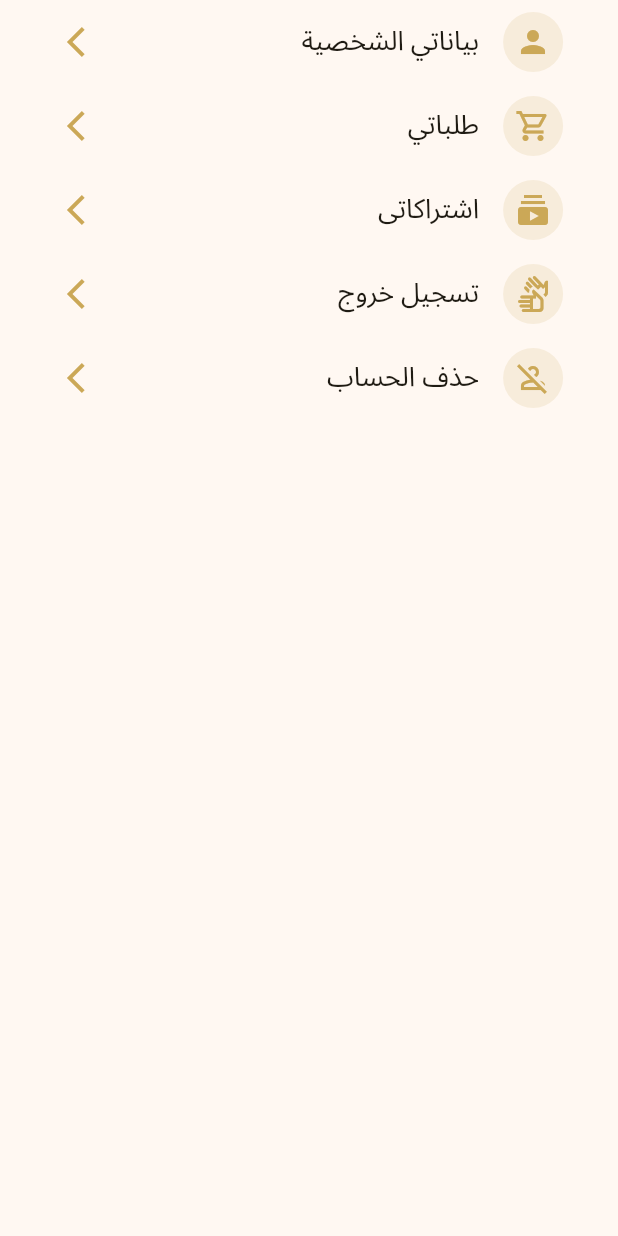
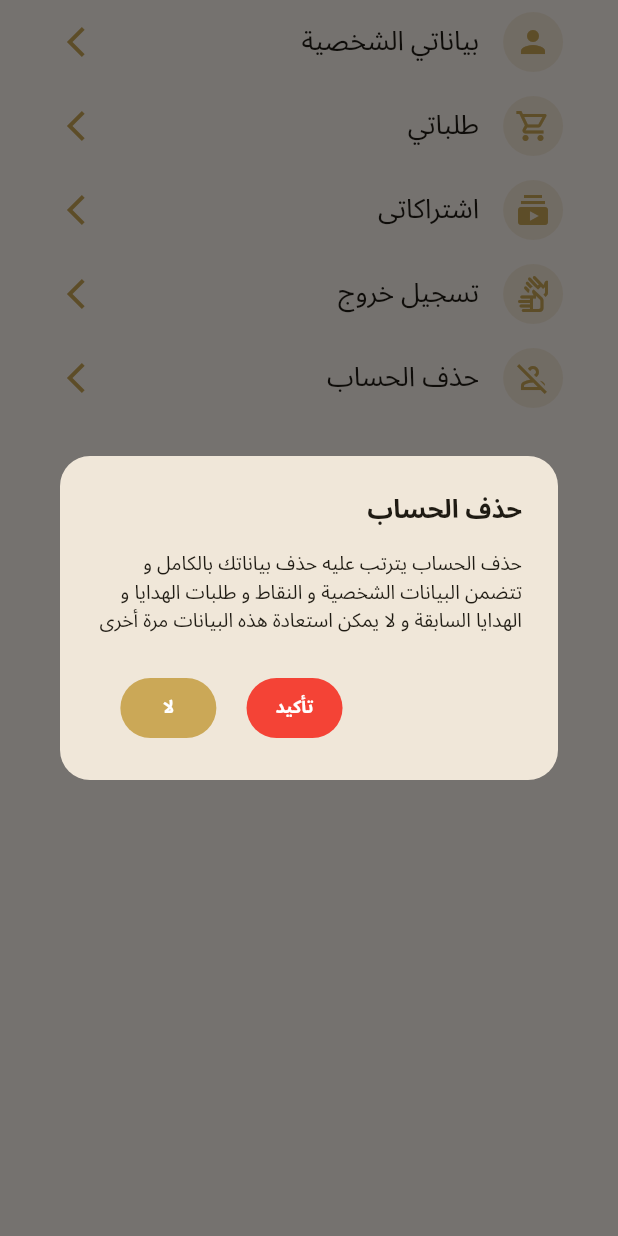
Before and after one commit to AhmedMagdy231/Saico-Academy, a Flutter app: the StudentMainProfileWidget widget shown alone on an empty page, opened directly, after a tap on "حذف الحساب", on a phone screen of 412 x 824 dp. Run offline on Flutter 3.47's test engine with Material 2 defaults, Android fonts, the light colour scheme and no system bars; our stand-ins replace animate_do, avatar_glow, awesome_dialog, awesome_snackbar_content, badges, bloc and 20 more; missing offline and left inert: awesome_icons, syncfusion_flutter_pdfviewer, tab_container; accounts and stored records are empty; network calls fail.

Commit message:
add text file

```diff
--- a/lib/Screens/Main Profile/widgets/build_student_widget.dart
+++ b/lib/Screens/Main Profile/widgets/build_student_widget.dart
@@ -1,7 +1,11 @@
 import 'package:flutter/material.dart';
 
+import '../../../Components/Text/text.dart';
 import '../../../Components/components.dart';
+import '../../../Constant/Colors/colors.dart';
+import '../../../Cubits/App Cubit/app_cubit.dart';
 import '../../../Cubits/Subscribtion Cubit/sub_cubit.dart';
+import '../../../Network/Local/CashHelper.dart';
 import '../../Profile Screen/profile_screen.dart';
 import '../../Student Subscription/student_subscription_screen.dart';
 import 'build_list_title.dart';
@@ -31,9 +35,93 @@ class StudentMainProfileWidget extends StatelessWidget {
             },
           ),
 
-          BuildListTitle(text: 'تسجيل خروج', icon: Icons.sign_language_outlined, function: (){}),
+          BuildListTitle(text: 'تسجيل خروج', icon: Icons.sign_language_outlined, function: (){
+            var snackBar = buildSnackBar2(
+              num: 1,
+              title: 'عمليه ناجحه',
+              message: 'تم تسجيل الخروج',
+            );
+            ScaffoldMessenger.of(context).showSnackBar(snackBar);
+            AppCubit.get(context).logOut();
 
-          BuildListTitle(text: 'حذف الحساب', icon: Icons.person_off_outlined, function: (){}),
+          }),
+
+          BuildListTitle(text: 'حذف الحساب', icon: Icons.person_off_outlined, function: (){
+
+            showDialog(
+                context: context,
+                builder: (context){
+                  return AlertDialog(
+                    shape: const RoundedRectangleBorder(
+                      borderRadius: BorderRadius.all(Radius.circular(20),),),
+
+                    title: BuildText(text: 'حذف الحساب', size: 17,bold: true,),
+                    content: BuildText(
+                      text: 'حذف الحساب يترتب عليه حذف بياناتك بالكامل و تتضمن البيانات الشخصية و النقاط و طلبات الهدايا و الهدايا السابقة و لا يمكن استعادة هذه البيانات مرة أخرى ',
+                      size: 13,
+                    ),
+                    actions: [
+                      TextButton(
+                        onPressed: (){
+                          Navigator.of(context).pop();
+                          AppCubit.get(context).postDeleteAccount().then((value){
+
+
+                            if(! AppCubit.get(context).deleteModel!.hasError!){
+
+                              var snackBar =
+                              buildSnackBar2(
+                                  num: 1,
+                                  title:
+                                  'عمليه ناجحه',
+                                  message: AppCubit.get(context)
+                                      .deleteModel!
+                                      .messages![0]);
+                              ScaffoldMessenger.of(
+                                  context)
+                                  .showSnackBar(snackBar);
+
+                              CashHelper.removeData(key: 'token');
+                              CashHelper.removeData(key: 'login');
+
+                            }
+
+                          });
+
+                        },
+                        style: TextButton.styleFrom(
+                          backgroundColor:  Colors.red,
+                        ),
+                        child:  BuildText(
+                          text: 'تأكيد',
+                          size: 12,
+                          color: Colors.white,
+                          bold: true,
+                        ),
+                      ),
+                      SizedBox(width: width*0.01,),
+                      TextButton(
+                        onPressed: (){
+                          Navigator.of(context).pop();
+                        },
+                        style: TextButton.styleFrom(
+                          backgroundColor: MyColor.primaryColor,
+                        ),
+                        child: BuildText(
+                          text: 'لا',
+                          size: 12,
+                          color: Colors.white,
+                          bold: true,
+                        ),
+                      ),
+                      SizedBox(width: width*0.02,),
+                    ],
+
+                  );
+                }
+            );
+
+          }),
 
         ],
       ),
--- a/lib/features/Instructor Subscription/Screens/Instructor Subscription/instructor_subscription_screen.dart
+++ b/lib/features/Instructor Subscription/Screens/Instructor Subscription/instructor_subscription_screen.dart
@@ -46,10 +46,6 @@ class InstructorSubscriptionScreen extends StatelessWidget {
 
                 ),
 
-
-
-
-
               ],
             ),
           ),
```
Also changed, not shown: important.txt (added, +17 -0 lines), lib/Screens/Drawer/drawer_screen.dart (+1 -10 lines).
